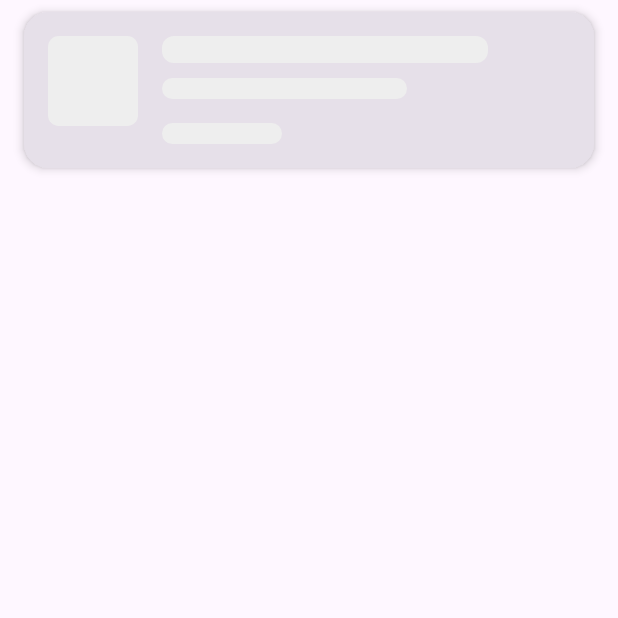
After one commit to rahul0007/MviProject, an Android app built with Jetpack Compose: the composable ShimmerUserCard shown on its own in the app's theme, on a phone screen of 412 x 824 dp, the top half of it. The commit adds this screen. Run offline under Robolectric (Android 15) with nearby library versions, the phone set to English and light mode, and no system bars.

```diff
--- a/composeApp/src/commonMain/kotlin/org/example/project/domain/usecase/GetUsersUseCase.kt
+++ b/composeApp/src/commonMain/kotlin/org/example/project/domain/usecase/GetUsersUseCase.kt
@@ -5,7 +5,6 @@ import org.example.project.domain.model.User
 
 class GetUsersUseCase(private val repository: UserRepository) {
     suspend operator fun invoke(page: Int, limit: Int): List<User> {
-        println("loadNextPage 77")
 
         return repository.fetchUsers(page, limit)
     }
--- a/composeApp/src/commonMain/kotlin/org/example/project/pagination/LoadMoreUsersScreen.kt
+++ b/composeApp/src/commonMain/kotlin/org/example/project/pagination/LoadMoreUsersScreen.kt
@@ -10,6 +10,7 @@ import androidx.compose.ui.Alignment
 import androidx.compose.ui.Modifier
 import androidx.compose.ui.unit.dp
 import org.example.project.user.UserUiState
+import org.example.project.user.component.ShimmerUserCard
 import org.example.project.user.component.UserCard
 import org.koin.compose.viewmodel.koinViewModel
 
@@ -26,7 +27,18 @@ fun LoadMoreUsers() {
         Box(modifier = Modifier.fillMaxSize().padding(paddingValues)) {
             when (val state = uiState) {
                 is UserUiState.Loading -> {
-                    CircularProgressIndicator(Modifier.align(Alignment.Center))
+
+                    LazyColumn(
+                        modifier = Modifier.fillMaxSize(),
+                        verticalArrangement = Arrangement.spacedBy(8.dp),
+                        contentPadding = PaddingValues(16.dp)
+                    ) {
+                        items(15) {
+                            ShimmerUserCard()
+                        }
+                    }
+
+//                    CircularProgressIndicator(Modifier.align(Alignment.Center))
                 }
 
                 is UserUiState.Success -> {
--- /dev/null
+++ b/composeApp/src/commonMain/kotlin/org/example/project/user/component/ShimmerUserCard.kt
@@ -0,0 +1,102 @@
+package org.example.project.user.component
+import androidx.compose.animation.core.LinearEasing
+import androidx.compose.animation.core.RepeatMode
+import androidx.compose.animation.core.animateFloat
+import androidx.compose.animation.core.infiniteRepeatable
+import androidx.compose.animation.core.rememberInfiniteTransition
+import androidx.compose.animation.core.tween
+import androidx.compose.foundation.background
+import androidx.compose.runtime.*
+import androidx.compose.foundation.layout.*
+import androidx.compose.foundation.shape.RoundedCornerShape
+import androidx.compose.material3.Card
+import androidx.compose.material3.CardDefaults
+import androidx.compose.ui.Modifier
+import androidx.compose.ui.draw.clip
+import androidx.compose.ui.geometry.Offset
+import androidx.compose.ui.graphics.Brush
+import androidx.compose.ui.graphics.Color
+import androidx.compose.ui.unit.dp
+
+@Composable
+fun ShimmerUserCard() {
+    val shimmerColors = listOf(
+        Color(0xFFEEEEEE),
+        Color(0xFFDDDDDD),
+        Color(0xFFEEEEEE)
+    )
+
+    val transition = rememberInfiniteTransition()
+    val translateAnim = transition.animateFloat(
+        initialValue = -600f,
+        targetValue = 600f,
+        animationSpec = infiniteRepeatable(
+            animation = tween(durationMillis = 1500, easing = LinearEasing),
+            repeatMode = RepeatMode.Restart
+        )
+    )
+
+    val brush = Brush.linearGradient(
+        colors = shimmerColors,
+        start = Offset(translateAnim.value, translateAnim.value),
+        end = Offset(translateAnim.value + 300f, translateAnim.value + 300f)
+    )
+
+    Card(
+        shape = RoundedCornerShape(16.dp),
+        elevation = CardDefaults.cardElevation(4.dp),
+        modifier = Modifier
+            .fillMaxWidth()
+            .height(120.dp)
+            .padding(horizontal = 16.dp, vertical = 8.dp)
+    ) {
+        Row(
+            modifier = Modifier
+                .fillMaxSize()
+                .padding(16.dp)
+        ) {
+            // Circular avatar shimmer
+            Box(
+                modifier = Modifier
+                    .size(60.dp)
+                    .clip(RoundedCornerShape(12))
+                    .background(brush)
+            )
+
+            Spacer(modifier = Modifier.width(16.dp))
+
+            Column(
+                verticalArrangement = Arrangement.SpaceBetween,
+                modifier = Modifier
+                    .fillMaxHeight()
+                    .weight(1f)
+            ) {
+                Box(
+                    modifier = Modifier
+                        .fillMaxWidth(0.8f)
+                        .height(18.dp)
+                        .clip(RoundedCornerShape(8.dp))
+                        .background(brush)
+                )
+                Spacer(modifier = Modifier.height(10.dp))
+                Box(
+                    modifier = Modifier
+                        .fillMaxWidth(0.6f)
+                        .height(14.dp)
+                        .clip(RoundedCornerShape(8.dp))
+                        .background(brush)
+                )
+
+                Spacer(modifier = Modifier.height(16.dp))
+
+                Box(
+                    modifier = Modifier
+                        .width(80.dp)
+                        .height(28.dp)
+                        .clip(RoundedCornerShape(50))
+                        .background(brush)
+                )
+            }
+        }
+    }
+}
```
Also changed, not shown: 1 other file.
